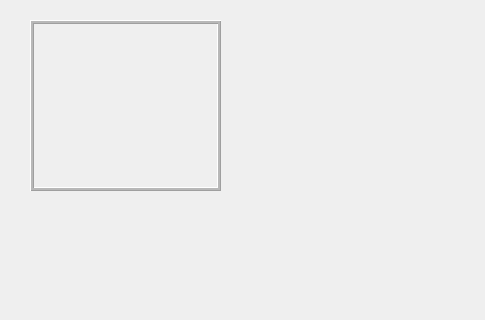
This is surirobot/core/gui/mainwindow.ui in suricats/surirobot-client-ng as Qt 5 draws it before an edit; both pictures show x 0 to 485 and y 0 to 320 of the 1070 by 698 pixel window. The edited form follows.
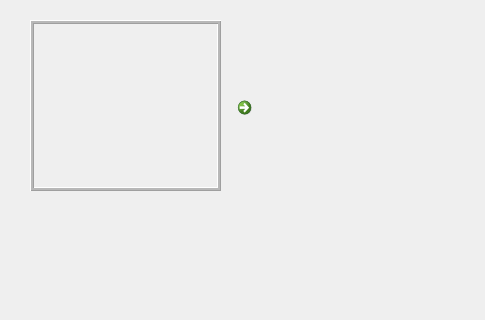
This is the edited form.

Commit message: enhanced camera switch

Patch:
```diff
--- a/surirobot/core/gui/mainwindow.ui
+++ b/surirobot/core/gui/mainwindow.ui
@@ -537,6 +537,22 @@
      </item>
     </layout>
    </widget>
+   <widget class="QCommandLinkButton" name="nextCamera">
+    <property name="geometry">
+     <rect>
+      <x>230</x>
+      <y>90</y>
+      <width>31</width>
+      <height>31</height>
+     </rect>
+    </property>
+    <property name="cursor">
+     <cursorShape>PointingHandCursor</cursorShape>
+    </property>
+    <property name="text">
+     <string/>
+    </property>
+   </widget>
   </widget>
  </widget>
  <layoutdefault spacing="6" margin="11"/>
```
The commit also changes 2 other files.
